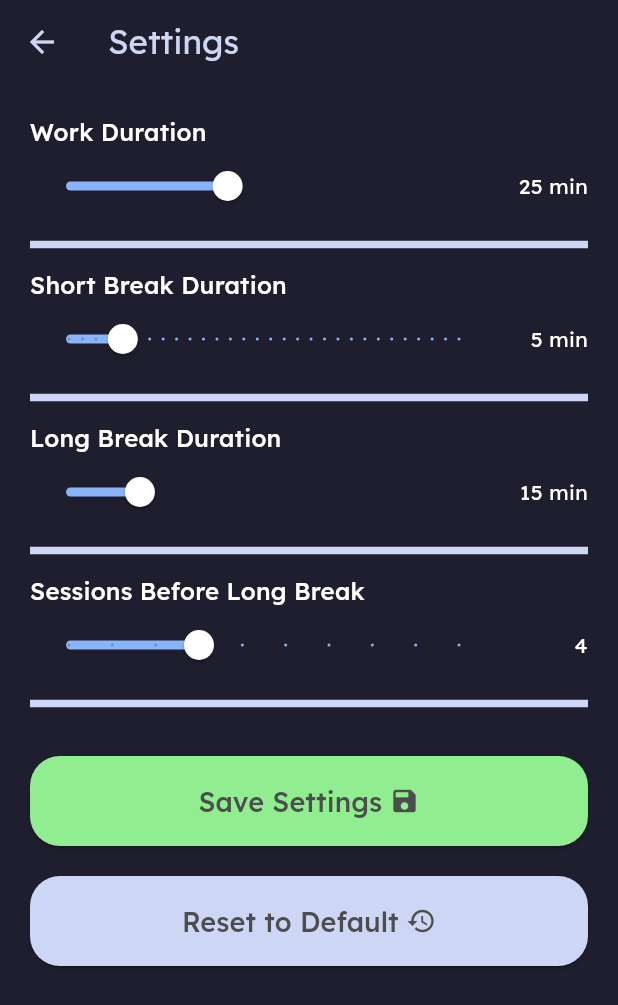
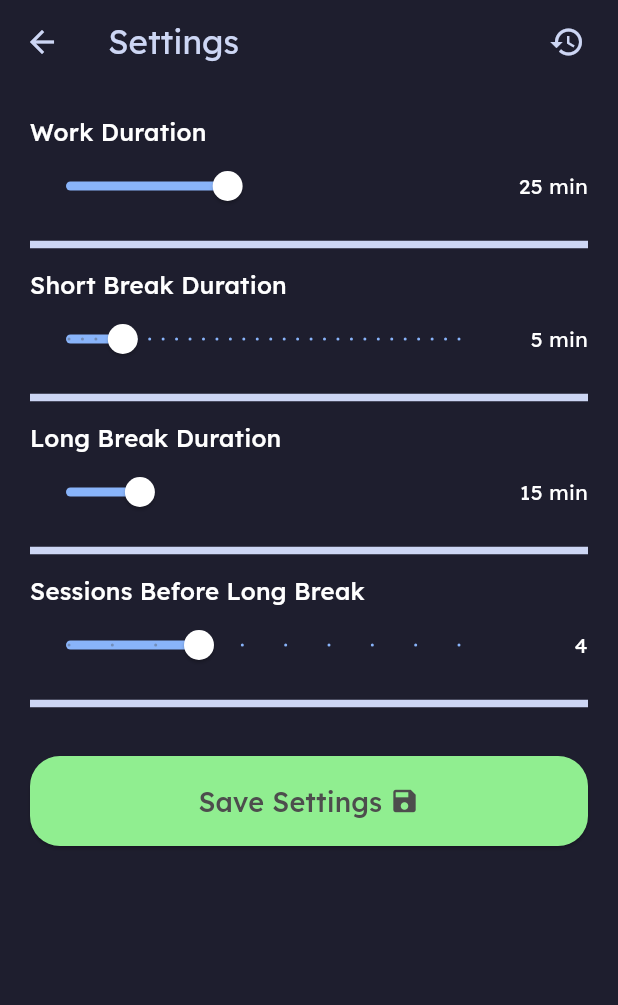
Before and after one commit to AbrarAbe/pomothing, a Flutter app: the screen it shows after launch, after a tap on the "dark mode" icon, after a tap on the "settings" icon, on a phone screen of 412 x 824 dp. Shown: the top 1005 px of the screen. Run offline on Flutter 3.47's test engine with Material 3 defaults, Android fonts, the phone set to English and light mode, and no system bars; our stand-ins replace flutter_local_notifications, flutter_timezone, google_fonts, just_audio, shared_preferences, timezone.

Commit message:
feat(widgets): Introduce generic AppBar and Alert widgets
Move AppBarWidget to a shared location and make it reusable.
Create a reusable AlertWidget for confirmations.
Refactor SettingsScreen to use the generic AppBar for the reset action,
including confirmation using the new AlertWidget. Remove the dedicated
reset button.
Refactor TimerScreen to use the generic AppBar for settings and theme
toggling.

```diff
--- a/lib/features/settings/settings_screen.dart
+++ b/lib/features/settings/settings_screen.dart
@@ -1,6 +1,8 @@
 import 'package:flutter/material.dart';
+import 'package:pomothing/widgets/appbar.dart';
 import 'package:provider/provider.dart';
 
+import '../../widgets/alert.dart';
 import 'models/app_settings.dart';
 import 'settings_provider.dart';
 import 'widgets/save_settings_button.dart';
@@ -14,7 +16,7 @@ class SettingsScreen extends StatefulWidget {
 }
 
 class _SettingsScreenState extends State<SettingsScreen> {
-  late AppSettings _localSettings; // Local state for settings
+  late AppSettings _localSettings;
 
   @override
   void initState() {
@@ -38,21 +40,42 @@ class _SettingsScreenState extends State<SettingsScreen> {
     Navigator.pop(context);
   }
 
-  void _resetToDefaults() {
-    // Call the provider's reset method
-    Provider.of<SettingsProvider>(context, listen: false).resetToDefaults();
-    setState(() {
-      // Re-initialize local settings with defaults after provider reset
-      // Fetching defaults from the provider ensures consistency
-      _localSettings =
-          Provider.of<SettingsProvider>(context, listen: false).settings;
-    });
+  void _resetToDefaults(BuildContext context) async {
+    bool? confirmReset = await showDialog<bool>(
+      context: context,
+      builder: (BuildContext context) {
+        return AlertWidget(
+          title: const Text('Reset Settings'),
+          content: const Text(
+            'Are you sure you want to reset all settings to their defaults?',
+          ),
+          cancelAction: () => Navigator.of(context).pop(false),
+          acceptAction: () => Navigator.of(context).pop(true),
+          acceptText: 'Reset',
+        );
+      },
+    );
+
+    if (confirmReset == true) {
+      Provider.of<SettingsProvider>(context, listen: false).resetToDefaults();
+      setState(() {
+        _localSettings =
+            Provider.of<SettingsProvider>(context, listen: false).settings;
+      });
+      // TODO: Add motion_toast here
+    }
   }
 
   @override
   Widget build(BuildContext context) {
     return Scaffold(
-      appBar: AppBar(title: const Text('Settings')),
+      appBar: AppBarWidget(
+        title: const Text('Settings'),
+        actionsIcon: Icons.restore,
+        action: () {
+          _resetToDefaults(context);
+        },
+      ),
       body: ListView(
         padding: const EdgeInsets.all(20.0),
         children: [
@@ -163,13 +186,6 @@ class _SettingsScreenState extends State<SettingsScreen> {
             icon: Icons.save,
             color: Theme.of(context).colorScheme.tertiary,
           ),
-          const SizedBox(height: 20), // Add some spacing
-          SaveSettingsButton(
-            onPressed: _resetToDefaults, // Call the local save method
-            text: 'Reset to Default',
-            icon: Icons.restore,
-            color: Theme.of(context).colorScheme.primary,
-          ),
         ],
       ),
     );
--- a/lib/features/timer/timer_screen.dart
+++ b/lib/features/timer/timer_screen.dart
@@ -1,11 +1,12 @@
 import 'package:flutter/material.dart';
 import 'package:provider/provider.dart';
 
+import '../../theme/theme_provider.dart';
 import '../settings/settings_screen.dart';
 import 'timer_provider.dart';
 import 'models/timer_state.dart';
 import 'models/session_type.dart';
-import 'widgets/appbar.dart';
+import '../../widgets/appbar.dart';
 import 'widgets/session_end_message.dart';
 import 'widgets/timer_status_header.dart';
 import 'widgets/time_display.dart';
@@ -118,7 +119,22 @@ class _TimerScreenState extends State<TimerScreen> {
 
     return Scaffold(
       backgroundColor: Theme.of(context).colorScheme.surface,
-      appBar: AppBarWidget(navigateToSettings: navigateToSettings),
+      appBar: AppBarWidget(
+        widget: Consumer<ThemeProvider>(
+          builder: (context, themeProvider, child) {
+            return IconButton(
+              icon: Icon(
+                themeProvider.isDarkMode ? Icons.light_mode : Icons.dark_mode,
+              ),
+              onPressed: () {
+                themeProvider.toggleTheme(!themeProvider.isDarkMode);
+              },
+            );
+          },
+        ),
+        action: navigateToSettings,
+        actionsIcon: Icons.settings,
+      ),
       body: SafeArea(
         child: Column(
           mainAxisAlignment: MainAxisAlignment.center,
--- a/lib/features/timer/widgets/appbar.dart
+++ /dev/null
@@ -1,37 +0,0 @@
-import 'package:flutter/material.dart';
-import 'package:provider/provider.dart';
-
-import '../../../theme/theme_provider.dart';
-
-// ignore: must_be_immutable
-class AppBarWidget extends StatelessWidget implements PreferredSizeWidget {
-  final void Function()? navigateToSettings;
-  const AppBarWidget({required this.navigateToSettings, super.key});
-
-  @override
-  Widget build(BuildContext context) {
-    return AppBar(
-      actions: [
-        Consumer<ThemeProvider>(
-          builder: (context, themeProvider, child) {
-            return IconButton(
-              icon: Icon(
-                themeProvider.isDarkMode ? Icons.light_mode : Icons.dark_mode,
-              ),
-              onPressed: () {
-                themeProvider.toggleTheme(!themeProvider.isDarkMode);
-              },
-            );
-          },
-        ),
-        IconButton(
-          icon: const Icon(Icons.settings),
-          onPressed: navigateToSettings,
-        ),
-      ],
-    );
-  }
-
-  @override
-  Size get preferredSize => const Size.fromHeight(kToolbarHeight);
-}
--- /dev/null
+++ b/lib/widgets/appbar.dart
@@ -0,0 +1,37 @@
+import 'package:flutter/material.dart';
+
+// ignore: must_be_immutable
+class AppBarWidget extends StatelessWidget implements PreferredSizeWidget {
+  final Widget? leadingAction;
+  final Text? title;
+  final IconData? actionsIcon;
+  final void Function()? action;
+  final Widget? widget;
+  const AppBarWidget({
+    super.key,
+    this.leadingAction,
+    this.title,
+    this.widget,
+    this.actionsIcon,
+    this.action,
+  });
+
+  @override
+  Widget build(BuildContext context) {
+    return AppBar(
+      leading: leadingAction,
+      title: title,
+      actions: [
+        widget ?? const SizedBox.shrink(),
+        IconButton(
+          padding: const EdgeInsets.only(right: 20.0),
+          icon: Icon(actionsIcon),
+          onPressed: action,
+        ),
+      ],
+    );
+  }
+
+  @override
+  Size get preferredSize => const Size.fromHeight(kToolbarHeight);
+}
```
Also changed, not shown: lib/widgets/alert.dart (added, +49 -0 lines).
